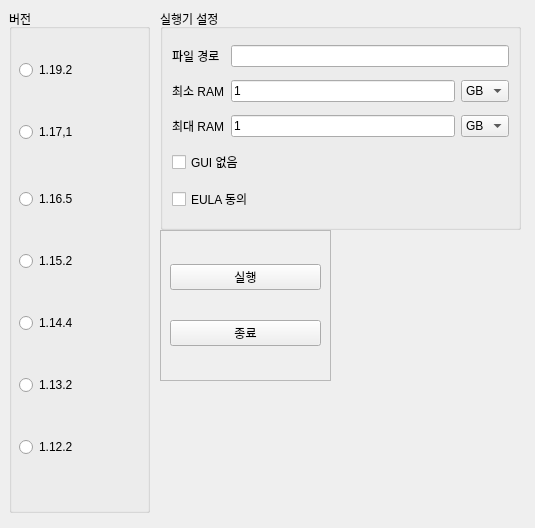
Before: the Qt Designer form design.ui in Cosine-A/EasyBukkit, drawn with Qt 5.
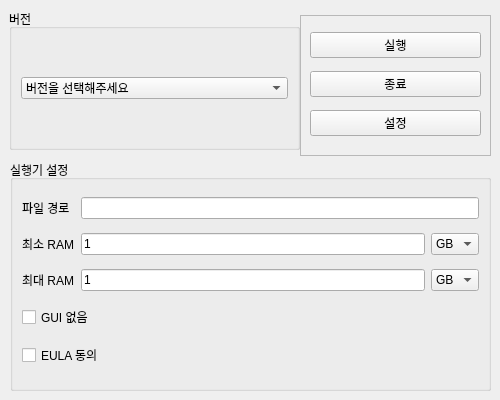
After: the same form once the commit is applied.

```diff
--- a/design.ui
+++ b/design.ui
@@ -6,159 +6,32 @@
    <rect>
     <x>0</x>
     <y>0</y>
-    <width>535</width>
-    <height>528</height>
+    <width>500</width>
+    <height>400</height>
    </rect>
   </property>
   <property name="windowTitle">
    <string>MainWindow</string>
   </property>
   <widget class="QWidget" name="centralwidget">
-   <widget class="QGroupBox" name="versionBox">
-    <property name="geometry">
-     <rect>
-      <x>9</x>
-      <y>9</y>
-      <width>141</width>
-      <height>504</height>
-     </rect>
-    </property>
-    <property name="minimumSize">
-     <size>
-      <width>0</width>
-      <height>504</height>
-     </size>
-    </property>
-    <property name="title">
-     <string>버전</string>
-    </property>
-    <widget class="QRadioButton" name="version1152">
-     <property name="geometry">
-      <rect>
-       <x>10</x>
-       <y>232</y>
-       <width>80</width>
-       <height>40</height>
-      </rect>
-     </property>
-     <property name="text">
-      <string>1.15.2</string>
-     </property>
-    </widget>
-    <widget class="QRadioButton" name="version1132">
-     <property name="geometry">
-      <rect>
-       <x>10</x>
-       <y>356</y>
-       <width>80</width>
-       <height>40</height>
-      </rect>
-     </property>
-     <property name="text">
-      <string>1.13.2</string>
-     </property>
-    </widget>
-    <widget class="QRadioButton" name="version1122">
-     <property name="geometry">
-      <rect>
-       <x>10</x>
-       <y>418</y>
-       <width>80</width>
-       <height>40</height>
-      </rect>
-     </property>
-     <property name="text">
-      <string>1.12.2</string>
-     </property>
-    </widget>
-    <widget class="QRadioButton" name="version1171">
-     <property name="geometry">
-      <rect>
-       <x>10</x>
-       <y>108</y>
-       <width>80</width>
-       <height>30</height>
-      </rect>
-     </property>
-     <property name="text">
-      <string>1.17,1</string>
-     </property>
-    </widget>
-    <widget class="QRadioButton" name="version1144">
-     <property name="geometry">
-      <rect>
-       <x>10</x>
-       <y>294</y>
-       <width>80</width>
-       <height>40</height>
-      </rect>
-     </property>
-     <property name="text">
-      <string>1.14.4</string>
-     </property>
-    </widget>
-    <widget class="QRadioButton" name="version1192">
-     <property name="geometry">
-      <rect>
-       <x>10</x>
-       <y>46</y>
-       <width>80</width>
-       <height>30</height>
-      </rect>
-     </property>
-     <property name="text">
-      <string>1.19.2</string>
-     </property>
-    </widget>
-    <widget class="QRadioButton" name="version1165">
-     <property name="geometry">
-      <rect>
-       <x>10</x>
-       <y>170</y>
-       <width>80</width>
-       <height>40</height>
-      </rect>
-     </property>
-     <property name="text">
-      <string>1.16.5</string>
-     </property>
-    </widget>
-   </widget>
    <widget class="QGroupBox" name="settingBox">
     <property name="geometry">
      <rect>
-      <x>160</x>
-      <y>9</y>
-      <width>361</width>
-      <height>221</height>
+      <x>10</x>
+      <y>160</y>
+      <width>481</width>
+      <height>231</height>
      </rect>
     </property>
     <property name="title">
      <string>실행기 설정</string>
     </property>
     <layout class="QGridLayout" name="gridLayout">
-     <item row="0" column="0">
-      <widget class="QLabel" name="FilePath">
-       <property name="text">
-        <string>파일 경로</string>
-       </property>
-       <property name="alignment">
-        <set>Qt::AlignLeading|Qt::AlignLeft|Qt::AlignVCenter</set>
-       </property>
-      </widget>
-     </item>
-     <item row="1" column="0">
-      <widget class="QLabel" name="MiniRam">
-       <property name="text">
-        <string>최소 RAM</string>
-       </property>
-       <property name="alignment">
-        <set>Qt::AlignLeading|Qt::AlignLeft|Qt::AlignVCenter</set>
-       </property>
-      </widget>
+     <item row="0" column="1" colspan="2">
+      <widget class="QLineEdit" name="PathLine"/>
      </item>
      <item row="1" column="1">
-      <widget class="QLineEdit" name="MiniLine">
+      <widget class="QLineEdit" name="MinLine">
        <property name="text">
         <string>1</string>
        </property>
@@ -167,20 +40,6 @@
        </property>
       </widget>
      </item>
-     <item row="1" column="2">
-      <widget class="QComboBox" name="MiniByte">
-       <item>
-        <property name="text">
-         <string>GB</string>
-        </property>
-       </item>
-       <item>
-        <property name="text">
-         <string>MB</string>
-        </property>
-       </item>
-      </widget>
-     </item>
      <item row="2" column="0">
       <widget class="QLabel" name="MaxRam">
        <property name="text">
@@ -201,18 +60,14 @@
        </property>
       </widget>
      </item>
-     <item row="2" column="2">
-      <widget class="QComboBox" name="MaxByte">
-       <item>
-        <property name="text">
-         <string>GB</string>
-        </property>
-       </item>
-       <item>
-        <property name="text">
-         <string>MB</string>
-        </property>
-       </item>
+     <item row="1" column="0">
+      <widget class="QLabel" name="MinRam">
+       <property name="text">
+        <string>최소 RAM</string>
+       </property>
+       <property name="alignment">
+        <set>Qt::AlignLeading|Qt::AlignLeft|Qt::AlignVCenter</set>
+       </property>
       </widget>
      </item>
      <item row="3" column="0" colspan="2">
@@ -225,6 +80,16 @@
        </property>
       </widget>
      </item>
+     <item row="0" column="0">
+      <widget class="QLabel" name="FilePath">
+       <property name="text">
+        <string>파일 경로</string>
+       </property>
+       <property name="alignment">
+        <set>Qt::AlignLeading|Qt::AlignLeft|Qt::AlignVCenter</set>
+       </property>
+      </widget>
+     </item>
      <item row="4" column="0" colspan="2">
       <widget class="QCheckBox" name="CheckEula">
        <property name="text">
@@ -235,18 +100,43 @@
        </property>
       </widget>
      </item>
-     <item row="0" column="1" colspan="2">
-      <widget class="QLineEdit" name="PathLine"/>
+     <item row="1" column="2">
+      <widget class="QComboBox" name="MinByte">
+       <item>
+        <property name="text">
+         <string>GB</string>
+        </property>
+       </item>
+       <item>
+        <property name="text">
+         <string>MB</string>
+        </property>
+       </item>
+      </widget>
+     </item>
+     <item row="2" column="2">
+      <widget class="QComboBox" name="MaxByte">
+       <item>
+        <property name="text">
+         <string>GB</string>
+        </property>
+       </item>
+       <item>
+        <property name="text">
+         <string>MB</string>
+        </property>
+       </item>
+      </widget>
      </item>
     </layout>
    </widget>
    <widget class="QFrame" name="frame">
     <property name="geometry">
      <rect>
-      <x>160</x>
-      <y>230</y>
-      <width>171</width>
-      <height>151</height>
+      <x>300</x>
+      <y>15</y>
+      <width>191</width>
+      <height>141</height>
      </rect>
     </property>
     <property name="frameShape">
@@ -255,15 +145,22 @@
     <property name="frameShadow">
      <enum>QFrame::Raised</enum>
     </property>
-    <layout class="QVBoxLayout" name="verticalLayout">
-     <item>
+    <layout class="QGridLayout" name="gridLayout_4">
+     <item row="0" column="0">
       <widget class="QPushButton" name="Start">
        <property name="text">
         <string>실행</string>
        </property>
       </widget>
      </item>
-     <item>
+     <item row="2" column="0">
+      <widget class="QPushButton" name="End_2">
+       <property name="text">
+        <string>설정</string>
+       </property>
+      </widget>
+     </item>
+     <item row="1" column="0">
       <widget class="QPushButton" name="End">
        <property name="text">
         <string>종료</string>
@@ -272,6 +169,71 @@
      </item>
     </layout>
    </widget>
+   <widget class="QGroupBox" name="versionBox">
+    <property name="geometry">
+     <rect>
+      <x>9</x>
+      <y>9</y>
+      <width>291</width>
+      <height>141</height>
+     </rect>
+    </property>
+    <property name="title">
+     <string>버전</string>
+    </property>
+    <property name="flat">
+     <bool>true</bool>
+    </property>
+    <property name="checkable">
+     <bool>false</bool>
+    </property>
+    <layout class="QGridLayout" name="gridLayout_2">
+     <item row="0" column="0">
+      <widget class="QComboBox" name="versions">
+       <item>
+        <property name="text">
+         <string>버전을 선택해주세요</string>
+        </property>
+       </item>
+       <item>
+        <property name="text">
+         <string>1.19.2</string>
+        </property>
+       </item>
+       <item>
+        <property name="text">
+         <string>1.17.1</string>
+        </property>
+       </item>
+       <item>
+        <property name="text">
+         <string>1.16.5</string>
+        </property>
+       </item>
+       <item>
+        <property name="text">
+         <string>1.15.2</string>
+        </property>
+       </item>
+       <item>
+        <property name="text">
+         <string>1.14.4</string>
+        </property>
+       </item>
+       <item>
+        <property name="text">
+         <string>1.13.2</string>
+        </property>
+       </item>
+       <item>
+        <property name="text">
+         <string>1.12.2</string>
+        </property>
+       </item>
+      </widget>
+     </item>
+    </layout>
+   </widget>
   </widget>
  </widget>
  <resources/>
```
